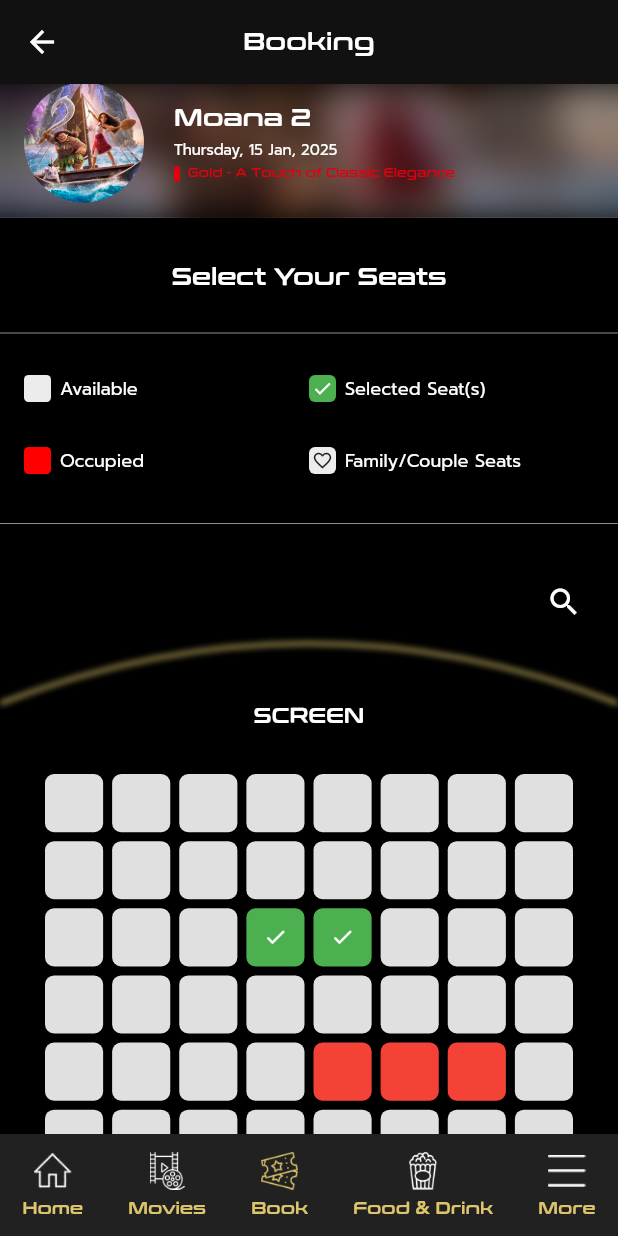
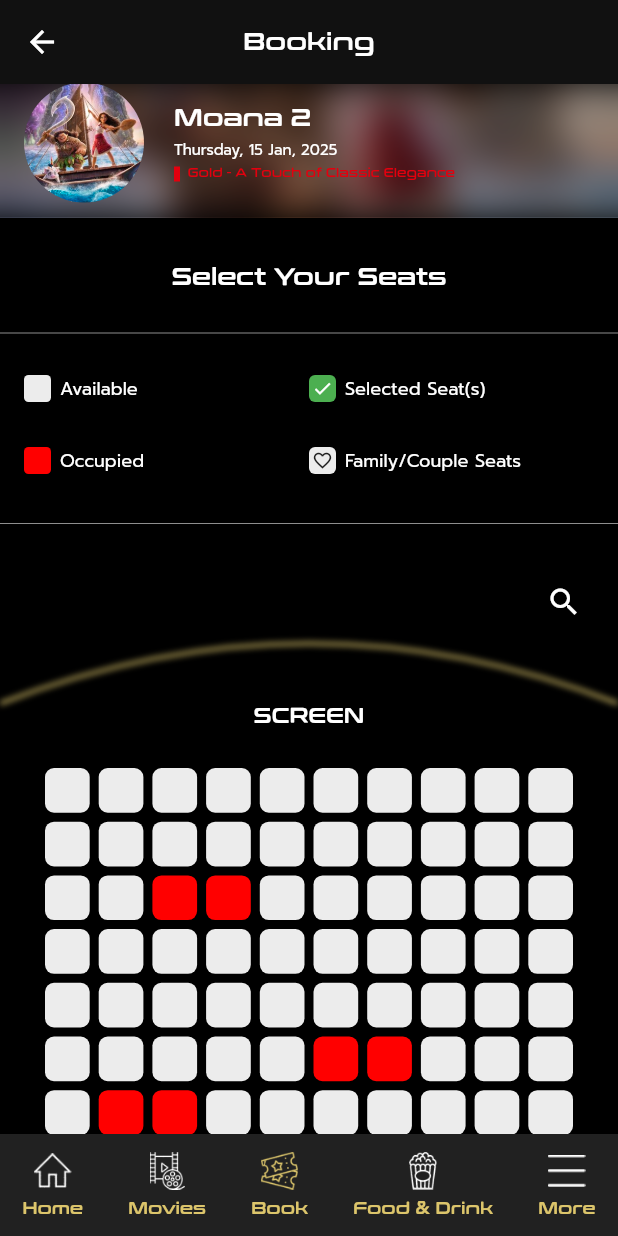
Before and after one commit to TharudiHS/JP-Cineplex-Mobile-App, a Flutter app: the Screen2Page screen opened directly, on a phone screen of 412 x 824 dp. Run offline on Flutter 3.47's test engine with Material 3 defaults, Android fonts, the phone set to English and light mode, and no system bars; our stand-ins replace flutter_svg.

```diff
--- a/lib/screens/screen2.dart
+++ b/lib/screens/screen2.dart
@@ -10,20 +10,23 @@ class Screen2Page extends StatefulWidget {
   const Screen2Page({super.key});
 
   @override
-  State<Screen2Page> createState() => _Screen1State();
+  State<Screen2Page> createState() => _Screen2PageState();
 }
 
-class _Screen1State extends State<Screen2Page> {
-  final int rows = 10;
-  final int cols = 8;
+class _Screen2PageState extends State<Screen2Page> {
+  final int rows = 10; // A..J
+  final int cols = 10;
 
-  // occupied seats
-  final List<String> occupiedSeats = ['H3', 'H4', 'E5', 'E6', 'E7'];
-  final List<String> selectedSeats = ['C4', 'C5'];
+  final List<String> occupiedSeats = ["H3", "H4", "E6", "E7", "C2", "D2", "D3"];
+  final List<String> familySeats = ["A2", "A4", "A6", "A8"];
 
-  String seatCode(int row, int col) {
-    String rowLabel = String.fromCharCode(65 + row); // A-J
-    return '$rowLabel${col + 1}';
+  // user selected seats
+  final List<String> selectedSeats = [];
+
+  String seatCodeForGrid(int gridRow, int col) {
+    final int letterIndex = (rows - 1) - gridRow;
+    final String letter = String.fromCharCode(65 + letterIndex);
+    return "$letter${col + 1}";
   }
 
   @override
@@ -32,7 +35,6 @@ class _Screen1State extends State<Screen2Page> {
       bottomNavigationBar: const BottomNavBar(selectedIndex: 2),
       backgroundColor: AppColours.black,
       appBar: buildAppBar3(context, "Booking"),
-
       body: SingleChildScrollView(
         child: Column(
           children: [
@@ -81,15 +83,12 @@ class _Screen1State extends State<Screen2Page> {
                           const SizedBox(height: 4),
                           Row(
                             children: [
-                              // Vertical bar
                               Container(
                                 width: 4,
                                 height: 10,
                                 color: AppColours.crimsonRed,
                               ),
                               const SizedBox(width: 5),
-
-                              // Text
                               Text(
                                 "Gold - A Touch of Classic Elegance",
                                 style: TextStyles.size8ConthraxSemiBold
@@ -107,7 +106,7 @@ class _Screen1State extends State<Screen2Page> {
 
             const SizedBox(height: 30),
 
-            // Legend Section
+            // Legend
             Text(
               "Select Your Seats",
               style: TextStyles.size16WeightBoldConthraxSemiBold,
@@ -116,7 +115,6 @@ class _Screen1State extends State<Screen2Page> {
             Divider(color: AppColours.lightGrey.withOpacity(0.6)),
             const SizedBox(height: 20),
 
-            // inside your build()
             Padding(
               padding: const EdgeInsets.symmetric(horizontal: 16),
               child: Row(
@@ -132,7 +130,6 @@ class _Screen1State extends State<Screen2Page> {
                       ],
                     ),
                   ),
-
                   Expanded(
                     child: Column(
                       crossAxisAlignment: CrossAxisAlignment.start,
@@ -162,7 +159,7 @@ class _Screen1State extends State<Screen2Page> {
                         ),
                         const SizedBox(height: 30),
 
-                        //Family/Couple Seats
+                        // Family/Couple Seats
                         Row(
                           children: [
                             Container(
@@ -196,7 +193,7 @@ class _Screen1State extends State<Screen2Page> {
             Divider(color: AppColours.lightGrey.withOpacity(0.6)),
             const SizedBox(height: 20),
 
-            // search icon
+            // Search icon
             Padding(
               padding: const EdgeInsets.only(right: 12, bottom: 4),
               child: Align(
@@ -215,37 +212,31 @@ class _Screen1State extends State<Screen2Page> {
               "SCREEN",
               style: TextStyles.size14WeightBoldConthraxSemiBold,
             ),
-
             const SizedBox(height: 20),
 
-            // Seat Grid
-            SizedBox(
-              height: 400,
-              child: GridView.builder(
-                padding: const EdgeInsets.symmetric(
-                  horizontal: 30,
-                  vertical: 10,
-                ),
+            //  SEAT GRID
+            GridView.builder(
+              shrinkWrap: true,
+              physics: const NeverScrollableScrollPhysics(),
+              padding: const EdgeInsets.symmetric(horizontal: 30, vertical: 6),
               gridDelegate: SliverGridDelegateWithFixedCrossAxisCount(
                 crossAxisCount: cols,
                 crossAxisSpacing: 6,
                 mainAxisSpacing: 6,
+                childAspectRatio: 1.0,
               ),
-                itemCount: rows * cols,
+              itemCount: (rows - 1) * cols,
               itemBuilder: (context, index) {
-                  int row = index ~/ cols;
-                  int col = index % cols;
-                  String code = seatCode(row, col);
+                final int gridRow = index ~/ cols;
+                final int col = index % cols;
+                final String code = seatCodeForGrid(gridRow, col);
 
-                  bool isOccupied = occupiedSeats.contains(code); // red squares
-                  bool isSelected = selectedSeats.contains(
-                    code,
-                  ); // green check marks
-                  bool isFamilySeat = false; // unused in your image
+                final bool isOccupied = occupiedSeats.contains(code);
+                final bool isSelected = selectedSeats.contains(code);
 
                 return GestureDetector(
                   onTap: () {
-                      if (!isOccupied && !isFamilySeat) {
+                    if (!isOccupied) {
                       setState(() {
                         if (isSelected) {
                           selectedSeats.remove(code);
@@ -258,10 +249,10 @@ class _Screen1State extends State<Screen2Page> {
                   child: Container(
                     decoration: BoxDecoration(
                       color: isOccupied
-                            ? Colors.red
+                          ? AppColours.red
                           : isSelected
                           ? Colors.green
-                            : Colors.grey[300], // neutral gray
+                          : AppColours.lightGrey,
                       borderRadius: BorderRadius.circular(6),
                     ),
                     child: Center(
@@ -277,20 +268,29 @@ class _Screen1State extends State<Screen2Page> {
                 );
               },
             ),
+            const SizedBox(height: 15),
+
+            //  FAMILY / COUPLE SEATS ROW
+            Transform.translate(
+              offset: const Offset(0, -8),
+              child: Padding(
+                padding: const EdgeInsets.symmetric(
+                  horizontal: 30,
+                  vertical: 6,
                 ),
-            const SizedBox(height: 10),
-            Row(
+                child: Row(
                   mainAxisAlignment: MainAxisAlignment.center,
-              children: List.generate(
-                5,
-                (index) => const Padding(
-                  padding: EdgeInsets.symmetric(horizontal: 4),
-                  child: Icon(Icons.favorite, color: Colors.red, size: 24),
+                  children: familySeats.map((code) {
+                    return Padding(
+                      padding: const EdgeInsets.symmetric(horizontal: 6),
+                      child: _familySeatTile(code),
+                    );
+                  }).toList(),
                 ),
               ),
             ),
 
-            // Select Seats Button
+            //  SELECT SEATS BUTTON
             Padding(
               padding: const EdgeInsets.all(12),
               child: MainButton(
@@ -309,12 +309,14 @@ class _Screen1State extends State<Screen2Page> {
                 backgroundColor: AppColours.gold,
               ),
             ),
+            const SizedBox(height: 18),
           ],
         ),
       ),
     );
   }
 
+  // Legend helper
   Widget legendBox(Color color, String text) {
     return Row(
       mainAxisSize: MainAxisSize.min,
@@ -332,9 +334,24 @@ class _Screen1State extends State<Screen2Page> {
       ],
     );
   }
+
+  Widget _familySeatTile(String code) {
+    return Container(
+      width: 52,
+      height: 30,
+      decoration: BoxDecoration(
+        color: AppColours.lightGrey,
+        borderRadius: BorderRadius.circular(6),
+        border: Border.all(color: Colors.black.withOpacity(0.18), width: 1),
+      ),
+      child: const Center(
+        child: Icon(Icons.favorite_border, size: 18, color: Colors.black87),
+      ),
+    );
+  }
 }
 
-// Golden curve painter
+// Golden curve painter (unchanged)
 class CurvePainter extends CustomPainter {
   @override
   void paint(Canvas canvas, Size size) {
```
Lines whose indentation alone changed are shown as unchanged.
